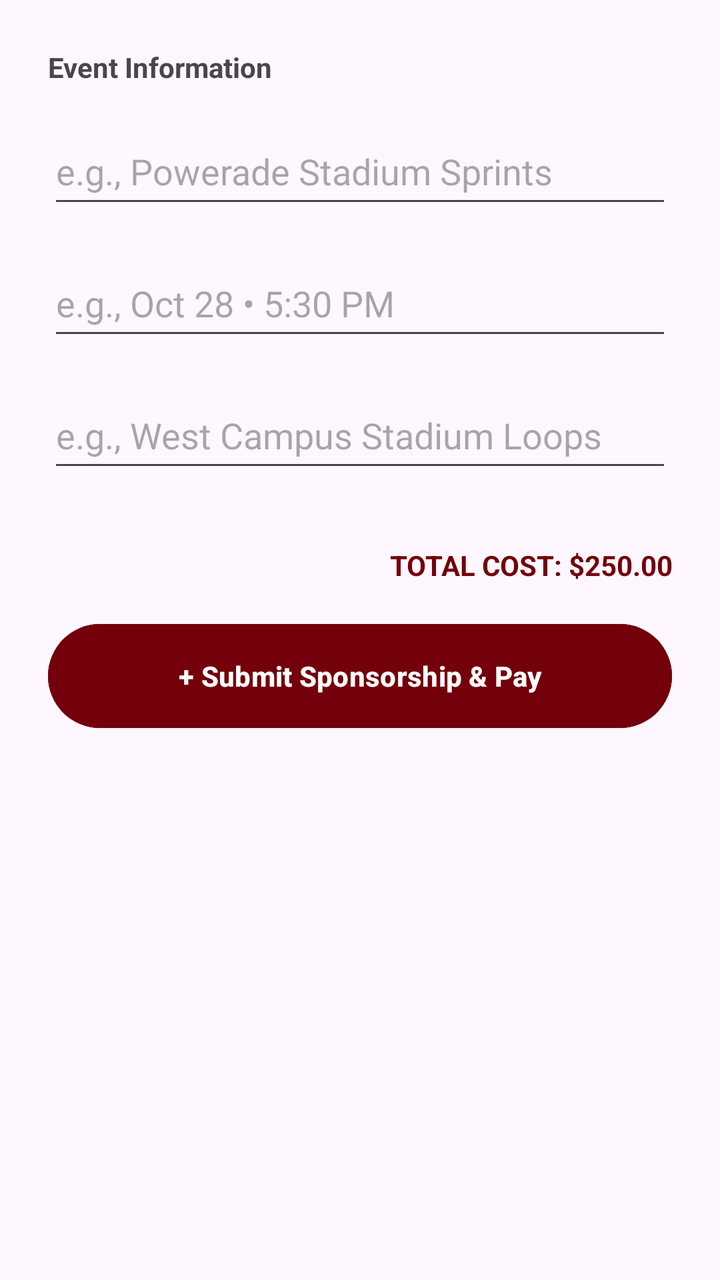
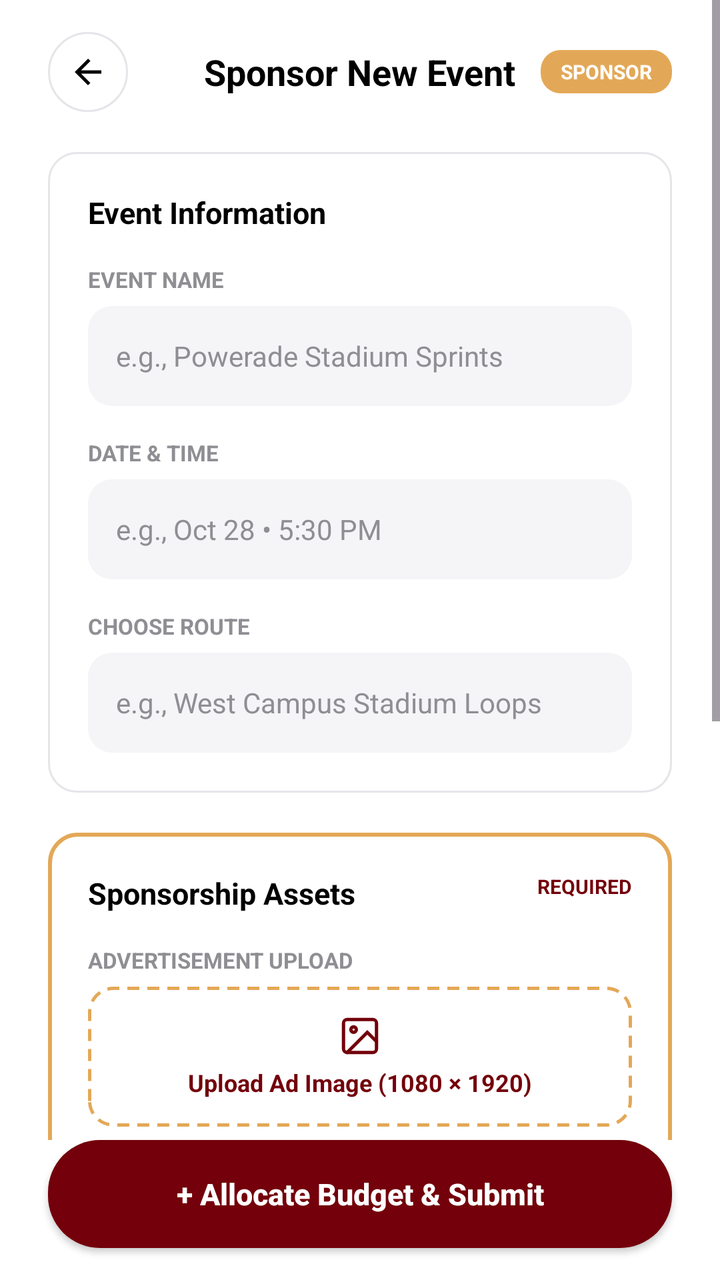

An Android layout rendered at two revisions. The XML below is the earlier revision; the diff shows what the commit changed to produce the second picture.
<!-- AndroidManifest.xml: application theme Theme.STRIDE -->
<!-- res/layout/activity_create_event.xml -->
<?xml version="1.0" encoding="utf-8"?>
<LinearLayout xmlns:android="http://schemas.android.com/apk/res/android"
    android:layout_width="match_parent"
    android:layout_height="match_parent"
    android:orientation="vertical"
    android:padding="24dp">

    <TextView
        android:layout_width="wrap_content"
        android:layout_height="wrap_content"
        android:text="Event Information"
        android:textStyle="bold"
        android:layout_marginBottom="16dp"/>

    <EditText
        android:id="@+id/etName"
        android:layout_width="match_parent"
        android:layout_height="50dp"
        android:hint="e.g., Powerade Stadium Sprints"
        android:layout_marginBottom="16dp"/>

    <EditText
        android:id="@+id/etDate"
        android:layout_width="match_parent"
        android:layout_height="50dp"
        android:hint="e.g., Oct 28 • 5:30 PM"
        android:layout_marginBottom="16dp"/>

    <EditText
        android:id="@+id/etRoute"
        android:layout_width="match_parent"
        android:layout_height="50dp"
        android:hint="e.g., West Campus Stadium Loops"
        android:layout_marginBottom="32dp"/>

    <TextView
        android:layout_width="match_parent"
        android:layout_height="wrap_content"
        android:text="TOTAL COST: $250.00"
        android:textColor="@color/garnet"
        android:textStyle="bold"
        android:gravity="end"
        android:layout_marginBottom="16dp"/>

    <Button
        android:id="@+id/btnSubmit"
        android:layout_width="match_parent"
        android:layout_height="60dp"
        android:text="+ Submit Sponsorship &amp; Pay"
        android:backgroundTint="@color/garnet"
        android:textColor="@color/white"
        android:textStyle="bold"/>
</LinearLayout>
<!-- resources referenced by this layout -->
<resources>
  <color name="garnet">#73000A</color>
  <color name="white">#FFFFFF</color>
  <style name="Theme.STRIDE" parent="Base.Theme.STRIDE" />
  <style name="Base.Theme.STRIDE" parent="Theme.Material3.DayNight.NoActionBar">
          
          
      </style>
</resources>

<!-- the commit's change to res/layout/activity_create_event.xml (unified diff, before → after) -->
@@ -1,53 +1,322 @@
 <?xml version="1.0" encoding="utf-8"?>
-<LinearLayout xmlns:android="http://schemas.android.com/apk/res/android"
+<RelativeLayout xmlns:android="http://schemas.android.com/apk/res/android"
+    android:id="@+id/createEventRoot"
     android:layout_width="match_parent"
     android:layout_height="match_parent"
-    android:orientation="vertical"
-    android:padding="24dp">
-
-    <TextView
-        android:layout_width="wrap_content"
-        android:layout_height="wrap_content"
-        android:text="Event Information"
-        android:textStyle="bold"
-        android:layout_marginBottom="16dp"/>
-
-    <EditText
-        android:id="@+id/etName"
+    android:background="@color/white">
+
+    <ScrollView
         android:layout_width="match_parent"
-        android:layout_height="50dp"
-        android:hint="e.g., Powerade Stadium Sprints"
-        android:layout_marginBottom="16dp"/>
-
-    <EditText
-        android:id="@+id/etDate"
-        android:layout_width="match_parent"
-        android:layout_height="50dp"
-        android:hint="e.g., Oct 28 • 5:30 PM"
-        android:layout_marginBottom="16dp"/>
-
-    <EditText
-        android:id="@+id/etRoute"
-        android:layout_width="match_parent"
-        android:layout_height="50dp"
-        android:hint="e.g., West Campus Stadium Loops"
-        android:layout_marginBottom="32dp"/>
-
-    <TextView
-        android:layout_width="match_parent"
-        android:layout_height="wrap_content"
-        android:text="TOTAL COST: $250.00"
-        android:textColor="@color/garnet"
-        android:textStyle="bold"
-        android:gravity="end"
-        android:layout_marginBottom="16dp"/>
-
-    <Button
+        android:layout_height="match_parent"
+        android:layout_above="@id/btnSubmit"
+        android:clipToPadding="false"
+        android:fillViewport="true">
+
+        <LinearLayout
+            android:layout_width="match_parent"
+            android:layout_height="wrap_content"
+            android:orientation="vertical"
+            android:paddingStart="24dp"
+            android:paddingEnd="24dp"
+            android:paddingTop="16dp"
+            android:paddingBottom="24dp">
+
+            <RelativeLayout
+                android:layout_width="match_parent"
+                android:layout_height="wrap_content"
+                android:layout_marginBottom="20dp">
+
+                <ImageButton
+                    android:id="@+id/btnBack"
+                    android:layout_width="40dp"
+                    android:layout_height="40dp"
+                    android:layout_alignParentStart="true"
+                    android:layout_centerVertical="true"
+                    android:background="@drawable/bg_circle_button"
+                    android:src="@drawable/ic_arrow_back"
+                    android:contentDescription="Navigate Back" />
+
+                <TextView
+                    android:layout_width="wrap_content"
+                    android:layout_height="wrap_content"
+                    android:layout_centerInParent="true"
+                    android:text="Sponsor New Event"
+                    android:textColor="@color/black"
+                    android:textSize="18sp"
+                    android:textStyle="bold" />
+
+                <TextView
+                    android:layout_width="wrap_content"
+                    android:layout_height="wrap_content"
+                    android:layout_alignParentEnd="true"
+                    android:layout_centerVertical="true"
+                    android:background="@drawable/bg_badge_sponsor"
+                    android:paddingStart="10dp"
+                    android:paddingTop="4dp"
+                    android:paddingEnd="10dp"
+                    android:paddingBottom="4dp"
+                    android:text="SPONSOR"
+                    android:textColor="@color/white"
+                    android:textSize="10sp"
+                    android:textStyle="bold" />
+            </RelativeLayout>
+
+            <LinearLayout
+                android:layout_width="match_parent"
+                android:layout_height="wrap_content"
+                android:background="@drawable/bg_card_unselected"
+                android:orientation="vertical"
+                android:padding="20dp"
+                android:layout_marginBottom="20dp">
+
+                <TextView
+                    android:layout_width="wrap_content"
+                    android:layout_height="wrap_content"
+                    android:text="Event Information"
+                    android:textColor="@color/black"
+                    android:textSize="15sp"
+                    android:textStyle="bold"
+                    android:layout_marginBottom="16dp" />
+
+                <TextView
+                    android:layout_width="wrap_content"
+                    android:layout_height="wrap_content"
+                    android:text="EVENT NAME"
+                    android:textColor="@color/text_secondary"
+                    android:textSize="11sp"
+                    android:textStyle="bold"
+                    android:layout_marginBottom="6dp" />
+
+                <EditText
+                    android:id="@+id/etName"
+                    android:layout_width="match_parent"
+                    android:layout_height="50dp"
+                    android:background="@drawable/bg_input_field"
+                    android:hint="e.g., Powerade Stadium Sprints"
+                    android:textColorHint="@color/text_secondary"
+                    android:textColor="@color/black"
+                    android:textSize="14sp"
+                    android:inputType="textCapWords"
+                    android:paddingStart="14dp"
+                    android:paddingEnd="14dp"
+                    android:layout_marginBottom="16dp" />
+
+                <TextView
+                    android:layout_width="wrap_content"
+                    android:layout_height="wrap_content"
+                    android:text="DATE &amp; TIME"
+                    android:textColor="@color/text_secondary"
+                    android:textSize="11sp"
+                    android:textStyle="bold"
+                    android:layout_marginBottom="6dp" />
+
+                <EditText
+                    android:id="@+id/etDate"
+                    android:layout_width="match_parent"
+                    android:layout_height="50dp"
+                    android:background="@drawable/bg_input_field"
+                    android:hint="e.g., Oct 28 • 5:30 PM"
+                    android:textColorHint="@color/text_secondary"
+                    android:textColor="@color/black"
+                    android:textSize="14sp"
+                    android:inputType="text"
+                    android:paddingStart="14dp"
+                    android:paddingEnd="14dp"
+                    android:layout_marginBottom="16dp" />
+
+                <TextView
+                    android:layout_width="wrap_content"
+                    android:layout_height="wrap_content"
+                    android:text="CHOOSE ROUTE"
+                    android:textColor="@color/text_secondary"
+                    android:textSize="11sp"
+                    android:textStyle="bold"
+                    android:layout_marginBottom="6dp" />
+
+                <EditText
+                    android:id="@+id/etRoute"
+                    android:layout_width="match_parent"
+                    android:layout_height="50dp"
+                    android:background="@drawable/bg_input_field"
+                    android:hint="e.g., West Campus Stadium Loops"
+                    android:textColorHint="@color/text_secondary"
+                    android:textColor="@color/black"
+                    android:textSize="14sp"
+                    android:inputType="textCapWords"
+                    android:paddingStart="14dp"
+                    android:paddingEnd="14dp" />
+            </LinearLayout>
+
+            <LinearLayout
+                android:layout_width="match_parent"
+                android:layout_height="wrap_content"
+                android:background="@drawable/bg_card_selected"
+                android:orientation="vertical"
+                android:padding="20dp"
+                android:layout_marginBottom="20dp">
+
+                <RelativeLayout
+                    android:layout_width="match_parent"
+                    android:layout_height="wrap_content"
+                    android:layout_marginBottom="16dp">
+
+                    <TextView
+                        android:layout_width="wrap_content"
+                        android:layout_height="wrap_content"
+                        android:layout_alignParentStart="true"
+                        android:text="Sponsorship Assets"
+                        android:textColor="@color/black"
+                        android:textSize="15sp"
+                        android:textStyle="bold" />
+
+                    <TextView
+                        android:layout_width="wrap_content"
+                        android:layout_height="wrap_content"
+                        android:layout_alignParentEnd="true"
+                        android:text="REQUIRED"
+                        android:textColor="@color/garnet"
+                        android:textSize="10sp"
+                        android:textStyle="bold" />
+                </RelativeLayout>
+
+                <TextView
+                    android:layout_width="wrap_content"
+                    android:layout_height="wrap_content"
+                    android:text="ADVERTISEMENT UPLOAD"
+                    android:textColor="@color/text_secondary"
+                    android:textSize="11sp"
+                    android:textStyle="bold"
+                    android:layout_marginBottom="6dp" />
+
+                <LinearLayout
+                    android:id="@+id/boxUploadAd"
+                    android:layout_width="match_parent"
+                    android:layout_height="70dp"
+                    android:background="@drawable/bg_dropzone_dashed"
+                    android:gravity="center"
+                    android:orientation="vertical"
+                    android:layout_marginBottom="16dp">
+
+                    <ImageView
+                        android:layout_width="22dp"
+                        android:layout_height="22dp"
+                        android:src="@drawable/ic_image_upload"
+                        android:contentDescription="Upload Ad" />
+
+                    <TextView
+                        android:layout_width="wrap_content"
+                        android:layout_height="wrap_content"
+                        android:layout_marginTop="4dp"
+                        android:text="Upload Ad Image (1080 × 1920)"
+                        android:textColor="@color/garnet"
+                        android:textSize="12sp"
+                        android:textStyle="bold" />
+                </LinearLayout>
+
+                <TextView
+                    android:layout_width="wrap_content"
+                    android:layout_height="wrap_content"
+                    android:text="BRAND LOGO UPLOAD"
+                    android:textColor="@color/text_secondary"
+                    android:textSize="11sp"
+                    android:textStyle="bold"
+                    android:layout_marginBottom="6dp" />
+
+                <LinearLayout
+                    android:id="@+id/boxUploadLogo"
+                    android:layout_width="match_parent"
+                    android:layout_height="70dp"
+                    android:background="@drawable/bg_dropzone_dashed"
+                    android:gravity="center"
+                    android:orientation="vertical">
+
+                    <ImageView
+                        android:layout_width="22dp"
+                        android:layout_height="22dp"
+                        android:src="@drawable/ic_image_upload"
+                        android:contentDescription="Upload Logo" />
+
+                    <TextView
+                        android:layout_width="wrap_content"
+                        android:layout_height="wrap_content"
+                        android:layout_marginTop="4dp"
+                        android:text="Upload Brand Logo (SVG or PNG)"
+                        android:textColor="@color/garnet"
+                        android:textSize="12sp"
+                        android:textStyle="bold" />
+                </LinearLayout>
+            </LinearLayout>
+
+            <LinearLayout
+                android:layout_width="match_parent"
+                android:layout_height="wrap_content"
+                android:background="@drawable/bg_card_unselected"
+                android:orientation="vertical"
+                android:padding="20dp"
+                android:layout_marginBottom="24dp">
+
+                <RelativeLayout
+                    android:layout_width="match_parent"
+                    android:layout_height="wrap_content"
+                    android:layout_marginBottom="12dp">
+
+                    <TextView
+                        android:layout_width="wrap_content"
+                        android:layout_height="wrap_content"
+                        android:layout_alignParentStart="true"
+                        android:text="Budget Allocation"
+                        android:textColor="@color/black"
+                        android:textSize="15sp"
+                        android:textStyle="bold" />
+
+                    <TextView
+                        android:layout_width="wrap_content"
+                        android:layout_height="wrap_content"
+                        android:layout_alignParentEnd="true"
+                        android:text="FROM MONTHLY BUDGET"
+                        android:textColor="@color/garnet"
+                        android:textSize="10sp"
+                        android:textStyle="bold" />
+                </RelativeLayout>
+
+                <TextView
+                    android:layout_width="wrap_content"
+                    android:layout_height="wrap_content"
+                    android:text="ALLOCATE TO THIS EVENT"
+                    android:textColor="@color/text_secondary"
+                    android:textSize="11sp"
+                    android:textStyle="bold"
+                    android:layout_marginBottom="6dp" />
+
+                <EditText
+                    android:id="@+id/etBudget"
+                    android:layout_width="match_parent"
+                    android:layout_height="50dp"
+                    android:background="@drawable/bg_input_field"
+                    android:hint="$ 250.00"
+                    android:textColorHint="@color/text_secondary"
+                    android:textColor="@color/black"
+                    android:textSize="15sp"
+                    android:textStyle="bold"
+                    android:inputType="numberDecimal"
+                    android:paddingStart="14dp"
+                    android:paddingEnd="14dp" />
+            </LinearLayout>
+        </LinearLayout>
+    </ScrollView>
+
+    <androidx.appcompat.widget.AppCompatButton
         android:id="@+id/btnSubmit"
         android:layout_width="match_parent"
-        android:layout_height="60dp"
-        android:text="+ Submit Sponsorship &amp; Pay"
-        android:backgroundTint="@color/garnet"
+        android:layout_height="54dp"
+        android:layout_alignParentBottom="true"
+        android:layout_marginStart="24dp"
+        android:layout_marginEnd="24dp"
+        android:layout_marginBottom="16dp"
+        android:background="@drawable/bg_btn_garnet"
+        android:text="+ Allocate Budget &amp; Submit"
+        android:textAllCaps="false"
         android:textColor="@color/white"
-        android:textStyle="bold"/>
-</LinearLayout>
+        android:textSize="15sp"
+        android:textStyle="bold" />
+</RelativeLayout>
<!-- resource entries referenced after the edit -->
@@ -1,8 +1,102 @@
 <!-- resources referenced by this layout -->
 <resources>
+  <color name="black">#000000</color>
   <color name="garnet">#73000A</color>
+  <color name="text_secondary">#8E8E93</color>
   <color name="white">#FFFFFF</color>
+  <!-- drawable bg_badge_sponsor (drawable) -->
+  <?xml version="1.0" encoding="utf-8"?>
+  <shape xmlns:android="http://schemas.android.com/apk/res/android"
+      android:shape="rectangle">
+      <corners android:radius="10dp" />
+      <solid android:color="@color/sand" />
+  </shape>
+  <!-- drawable bg_btn_garnet (drawable) -->
+  <?xml version="1.0" encoding="utf-8"?>
+  <shape xmlns:android="http://schemas.android.com/apk/res/android"
+      android:shape="rectangle">
+      <corners android:radius="26dp"/>
+      <solid android:color="@color/garnet"/>
+  </shape>
+  <!-- drawable bg_card_selected (drawable) -->
+  <?xml version="1.0" encoding="utf-8"?>
+  <shape xmlns:android="http://schemas.android.com/apk/res/android"
+      android:shape="rectangle">
+      <corners android:radius="14dp"/>
+      <solid android:color="@color/white"/>
+      <stroke android:width="2dp" android:color="@color/sand"/>
+  </shape>
+  <!-- drawable bg_card_unselected (drawable) -->
+  <?xml version="1.0" encoding="utf-8"?>
+  <shape xmlns:android="http://schemas.android.com/apk/res/android"
+      android:shape="rectangle">
+      <corners android:radius="14dp"/>
+      <solid android:color="@color/white"/>
+      <stroke android:width="1dp" android:color="@color/border_gray"/>
+  </shape>
+  <!-- drawable bg_circle_button (drawable) -->
+  <?xml version="1.0" encoding="utf-8"?>
+  <shape xmlns:android="http://schemas.android.com/apk/res/android"
+      android:shape="oval">
+      <solid android:color="@color/white" />
+      <stroke android:width="1dp" android:color="@color/border_gray" />
+  </shape>
+  <!-- drawable bg_dropzone_dashed (drawable) -->
+  <?xml version="1.0" encoding="utf-8"?>
+  <shape xmlns:android="http://schemas.android.com/apk/res/android"
+      android:shape="rectangle">
+      <corners android:radius="12dp" />
+      <solid android:color="@color/white" />
+      <stroke
+          android:width="1.5dp"
+          android:color="@color/sand"
+          android:dashWidth="6dp"
+          android:dashGap="4dp" />
+  </shape>
+  <!-- drawable bg_input_field (drawable) -->
+  <?xml version="1.0" encoding="utf-8"?>
+  <shape xmlns:android="http://schemas.android.com/apk/res/android"
+      android:shape="rectangle">
+      <corners android:radius="12dp"/>
+      <solid android:color="@color/light_gray"/>
+  </shape>
+  <!-- drawable ic_arrow_back (drawable) -->
+  <vector xmlns:android="http://schemas.android.com/apk/res/android"
+      android:width="20dp"
+      android:height="20dp"
+      android:viewportWidth="24"
+      android:viewportHeight="24">
+      <path
+          android:fillColor="#000000"
+          android:pathData="M20,11 H7.83 L13.42,5.41 L12,4 L4,12 L12,20 L13.41,18.59 L7.83,13 H20 Z" />
+  </vector>
+  <!-- drawable ic_image_upload (drawable) -->
+  <vector xmlns:android="http://schemas.android.com/apk/res/android"
+      android:width="24dp"
+      android:height="24dp"
+      android:viewportWidth="24"
+      android:viewportHeight="24">
+      <path
+          android:strokeColor="#73000A"
+          android:strokeWidth="1.8"
+          android:strokeLineCap="round"
+          android:strokeLineJoin="round"
+          android:pathData="M19,3 H5 A2,2 0 0,0 3,5 V19 A2,2 0 0,0 5,21 H19 A2,2 0 0,0 21,19 V5 A2,2 0 0,0 19,3 Z" />
+      <path
+          android:strokeColor="#73000A"
+          android:strokeWidth="1.8"
+          android:strokeLineCap="round"
+          android:pathData="M8.5,10 A1.5,1.5 0 1,0 8.5,7 A1.5,1.5 0 1,0 8.5,10 Z" />
+      <path
+          android:strokeColor="#73000A"
+          android:strokeWidth="1.8"
+          android:strokeLineCap="round"
+          android:pathData="M21,15 L16,10 L5,21" />
+  </vector>
   <style name="Theme.STRIDE" parent="Base.Theme.STRIDE" />
+  <color name="sand">#E3A857</color>
+  <color name="border_gray">#E5E5EA</color>
+  <color name="light_gray">#F5F5F7</color>
   <style name="Base.Theme.STRIDE" parent="Theme.Material3.DayNight.NoActionBar">
           
           
